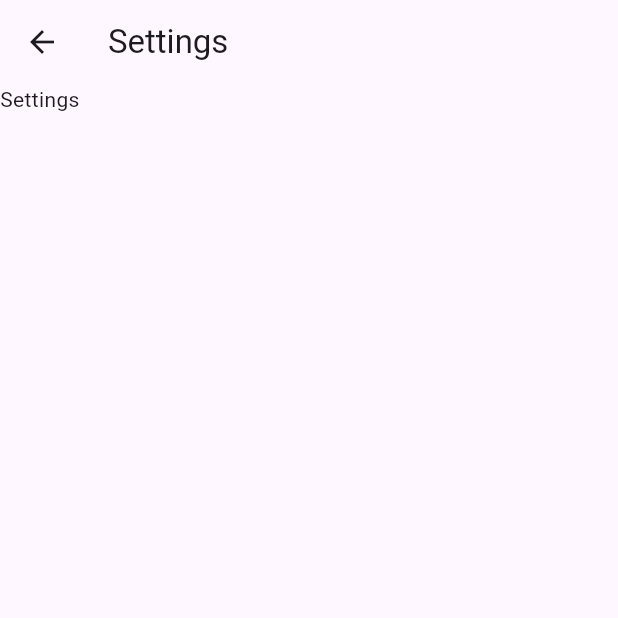
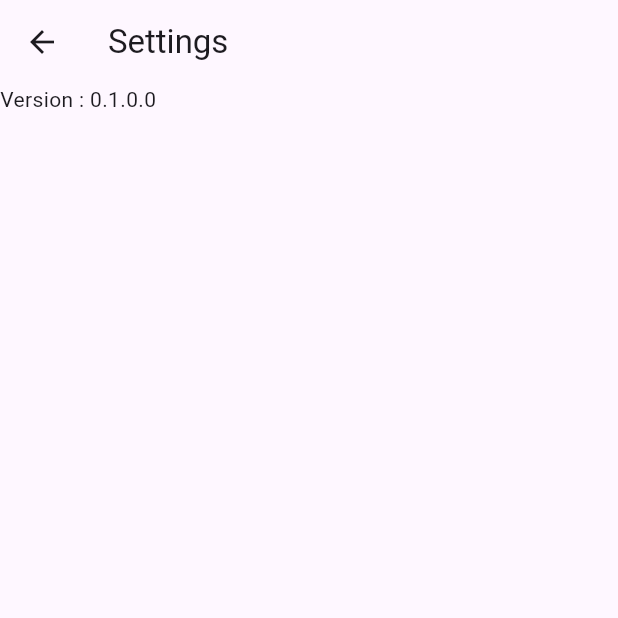
Before and after one commit to wijathemidja/mathsKit, a Flutter app: the SettingsApp screen opened directly, on a phone screen of 412 x 824 dp, the top half of it. Run offline on Flutter 3.47's test engine with Material 3 defaults, Android fonts, the light colour scheme and no system bars; missing offline and left inert: dart:ffi, quadratic_solve.

Commit message:
Added Hints to Quadratic and started triangle function

```diff
--- a/lib/main.dart
+++ b/lib/main.dart
@@ -1,3 +1,5 @@
+import 'dart:ffi';
+
 import 'package:flutter/material.dart';
 import 'package:quadratic_solve/quadratic_solve.dart';
 
@@ -15,7 +17,7 @@ class MainApp extends StatefulWidget {
 }
 
 class _MainAppState extends State<MainApp> {
-  List MiniApp = [QuadraticApp(), SettingsApp()];
+  List MiniApp = [QuadraticApp(), TriangleApp(), SettingsApp()];
   int i = 0;
   @override
   Widget build(BuildContext context) {
@@ -27,7 +29,13 @@ class _MainAppState extends State<MainApp> {
             icon: Icon(Icons.superscript),
             label: "Quadratic",
           ),
-          NavigationDestination(icon: Icon(Icons.settings), label: "Settings"),
+          NavigationDestination(
+              icon: Icon(Icons.hexagon),
+              label: "Triangle"),
+          NavigationDestination(
+              icon: Icon(Icons.settings),
+              label: "Settings"),
+
         ],
         selectedIndex: i,
         onDestinationSelected: (int index) {
@@ -79,6 +87,7 @@ class _QuadraticSolverState extends State<QuadraticSolver> {
       body: Column(
         children: [
           TextField(
+            decoration: InputDecoration(label: Text("Enter A Value")),
             controller: _quadraticAText,
             onSubmitted: (String input) {
               var quadraticUsrAStr = _quadraticAText.text;
@@ -88,6 +97,7 @@ class _QuadraticSolverState extends State<QuadraticSolver> {
             },
           ),
           TextField(
+            decoration: InputDecoration(label: Text("Enter B Value")),
             controller: _quadraticBText,
             onSubmitted: (String input) {
               var quadraticUsrBStr = _quadraticBText.text;
@@ -97,6 +107,7 @@ class _QuadraticSolverState extends State<QuadraticSolver> {
             },
           ),
           TextField(
+            decoration: InputDecoration(label: Text("Enter C Value")),
             controller: _quadraticCText,
             onSubmitted: (String input) {
               var quadraticUsrCStr = _quadraticCText.text;
@@ -112,14 +123,20 @@ class _QuadraticSolverState extends State<QuadraticSolver> {
   }
 }
 
-class SettingsApp extends StatelessWidget {
+class SettingsApp extends StatefulWidget {
   const SettingsApp({super.key});
 
+  @override
+  State<SettingsApp> createState() => _SettingsAppState();
+}
+
+class _SettingsAppState extends State<SettingsApp> {
+  versionNumber version = versionNumber(majorRelease: 0, minorRelease: 1, FeatureUpdate: 0, MajorBugfix: 0);
   @override
   Widget build(BuildContext context) {
     return Scaffold(
       appBar: AppBar(title: Text("Settings")),
-      body: Text("Settings"),
+      body: Column(children: [Text("Version : $version"),],),
     );
   }
 }
@@ -128,5 +145,41 @@ class SettingsApp extends StatelessWidget {
 
 String testSolve(a, b, c) {
   Quadratic quadq = Quadratic(a: a, b: b, c: c);
-  return (quadq.qslve());
+    return (quadq.qslve());
 }
+
+// Classes
+
+class versionNumber{
+  int majorRelease = 0;
+  int minorRelease = 0;
+  int FeatureUpdate = 0;
+  int MajorBugfix = 0;
+  String? hotfix;
+  versionNumber({required this.majorRelease,required this.minorRelease,required this.FeatureUpdate,required this.MajorBugfix, this.hotfix});
+  @override
+  String toString() {
+    if (hotfix != null) {
+      return ("$majorRelease.$minorRelease.$FeatureUpdate.$MajorBugfix.$hotfix");
+    } else {
+      return ("$majorRelease.$minorRelease.$FeatureUpdate.$MajorBugfix");
+    }
+  }
+
+}
+
+// Global Variables
+
+class TriangleApp extends StatefulWidget {
+  const TriangleApp({super.key});
+
+  @override
+  State<TriangleApp> createState() => _TriangleAppState();
+}
+
+class _TriangleAppState extends State<TriangleApp> {
+  @override
+  Widget build(BuildContext context) {
+    return Scaffold(appBar: AppBar(title: Text("Triangle Kit")), body: Column(children: [TextField(), TextField(), TextField(), Text("Placeholder Answer")],),);
+  }
+}
```
Also changed, not shown: 1 other file.
